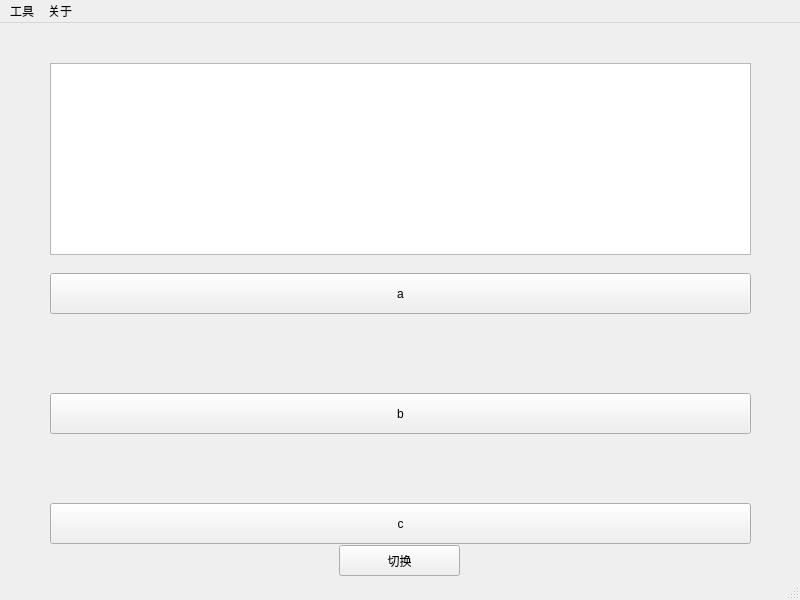
This is sever_core/main.ui in bsy1/poemtest as Qt 5 draws it before an edit. The edited form follows.
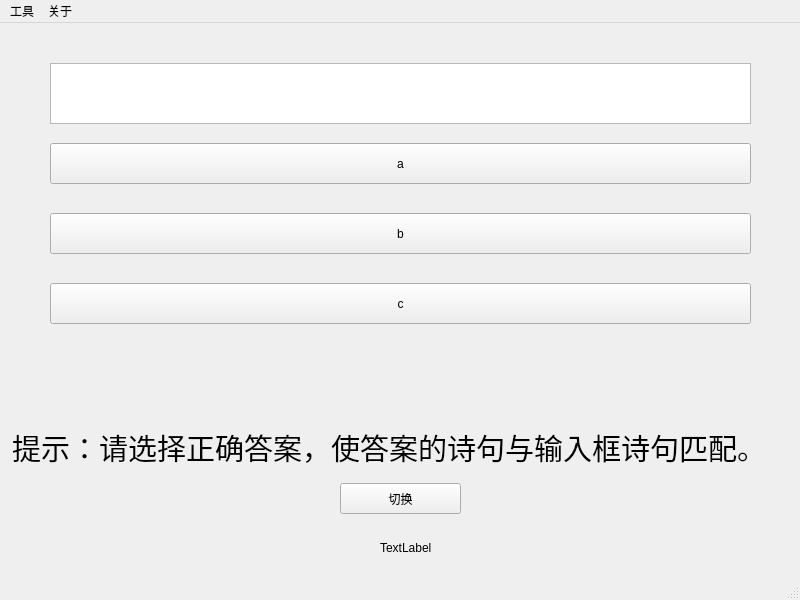
This is the edited form.

The edit to the form file:
```diff
--- a/sever_core/main.ui
+++ b/sever_core/main.ui
@@ -26,7 +26,7 @@
       <x>50</x>
       <y>40</y>
       <width>701</width>
-      <height>192</height>
+      <height>61</height>
      </rect>
     </property>
    </widget>
@@ -34,7 +34,7 @@
     <property name="geometry">
      <rect>
       <x>50</x>
-      <y>250</y>
+      <y>120</y>
       <width>701</width>
       <height>41</height>
      </rect>
@@ -47,7 +47,7 @@
     <property name="geometry">
      <rect>
       <x>50</x>
-      <y>370</y>
+      <y>190</y>
       <width>701</width>
       <height>41</height>
      </rect>
@@ -60,7 +60,7 @@
     <property name="geometry">
      <rect>
       <x>50</x>
-      <y>480</y>
+      <y>260</y>
       <width>701</width>
       <height>41</height>
      </rect>
@@ -72,8 +72,8 @@
    <widget class="QPushButton" name="modeset">
     <property name="geometry">
      <rect>
-      <x>339</x>
-      <y>522</y>
+      <x>340</x>
+      <y>460</y>
       <width>121</width>
       <height>31</height>
      </rect>
@@ -82,6 +82,44 @@
      <string>切换</string>
     </property>
    </widget>
+   <widget class="QLabel" name="label">
+    <property name="geometry">
+     <rect>
+      <x>12</x>
+      <y>354</y>
+      <width>771</width>
+      <height>141</height>
+     </rect>
+    </property>
+    <property name="font">
+     <font>
+      <pointsize>22</pointsize>
+     </font>
+    </property>
+    <property name="text">
+     <string>提示：请选择正确答案，使答案的诗句与输入框诗句匹配。</string>
+    </property>
+   </widget>
+   <widget class="QLabel" name="modescr">
+    <property name="geometry">
+     <rect>
+      <x>380</x>
+      <y>504</y>
+      <width>121</width>
+      <height>41</height>
+     </rect>
+    </property>
+    <property name="text">
+     <string>TextLabel</string>
+    </property>
+   </widget>
+   <zorder>label</zorder>
+   <zorder>question</zorder>
+   <zorder>ans1</zorder>
+   <zorder>ans2</zorder>
+   <zorder>ans3</zorder>
+   <zorder>modescr</zorder>
+   <zorder>modeset</zorder>
   </widget>
   <widget class="QMenuBar" name="menubar">
    <property name="geometry">
```
